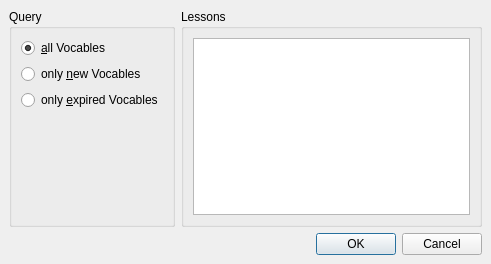
Qt form StartQuiz.ui (nsams/vocablecoach) before a commit.
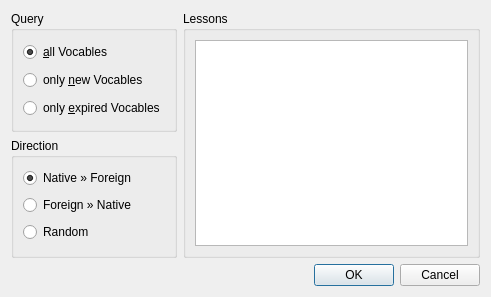
The same form after that commit. Icons and pictures are not drawn.

Commit message: - issue #19: quiz in both directions, display results everywhere

Patch:
```diff
--- a/StartQuiz.ui
+++ b/StartQuiz.ui
@@ -6,7 +6,7 @@
     <x>0</x>
     <y>0</y>
     <width>491</width>
-    <height>264</height>
+    <height>297</height>
    </rect>
   </property>
   <property name="windowTitle" >
@@ -16,29 +16,16 @@
    <iconset resource="icons.qrc" >:/icons/icons/help.png</iconset>
   </property>
   <layout class="QVBoxLayout" >
-   <property name="margin" >
-    <number>9</number>
-   </property>
-   <property name="spacing" >
-    <number>6</number>
-   </property>
    <item>
     <layout class="QHBoxLayout" >
-     <property name="margin" >
-      <number>0</number>
-     </property>
-     <property name="spacing" >
-      <number>6</number>
-     </property>
+     <item>
+      <layout class="QVBoxLayout" >
      <item>
       <widget class="QGroupBox" name="groupBox_2" >
        <property name="title" >
         <string>Query</string>
        </property>
        <layout class="QVBoxLayout" >
-        <property name="margin" >
-         <number>9</number>
-        </property>
         <property name="spacing" >
          <number>6</number>
         </property>
@@ -66,21 +53,43 @@
           </property>
          </widget>
         </item>
+         </layout>
+        </widget>
+       </item>
         <item>
-         <spacer>
-          <property name="orientation" >
-           <enum>Qt::Vertical</enum>
-          </property>
-          <property name="sizeHint" >
-           <size>
-            <width>20</width>
-            <height>40</height>
-           </size>
-          </property>
-         </spacer>
-        </item>
-       </layout>
-      </widget>
+        <widget class="QGroupBox" name="groupBox_3" >
+         <property name="title" >
+          <string>Direction</string>
+         </property>
+         <layout class="QVBoxLayout" >
+          <item>
+           <widget class="QRadioButton" name="directionNativeForeignRadioButton" >
+            <property name="text" >
+             <string>Native » Foreign</string>
+            </property>
+            <property name="checked" >
+             <bool>true</bool>
+            </property>
+           </widget>
+          </item>
+          <item>
+           <widget class="QRadioButton" name="directionForeignNativeRadioButton" >
+            <property name="text" >
+             <string>Foreign » Native</string>
+            </property>
+           </widget>
+          </item>
+          <item>
+           <widget class="QRadioButton" name="directionRandomRadioButton" >
+            <property name="text" >
+             <string>Random</string>
+            </property>
+           </widget>
+          </item>
+         </layout>
+        </widget>
+       </item>
+      </layout>
      </item>
      <item>
       <widget class="QGroupBox" name="groupBox" >
@@ -94,6 +103,18 @@
         <property name="spacing" >
          <number>6</number>
         </property>
+        <property name="leftMargin" >
+         <number>9</number>
+        </property>
+        <property name="topMargin" >
+         <number>9</number>
+        </property>
+        <property name="rightMargin" >
+         <number>9</number>
+        </property>
+        <property name="bottomMargin" >
+         <number>9</number>
+        </property>
         <item>
          <widget class="QListWidget" name="lessonsList" >
           <property name="selectionMode" >
```
Left out of the diff: 15 changed lines with no effect on the pictures. Lines whose indentation alone changed are shown as unchanged. The commit also changes 24 other files.
